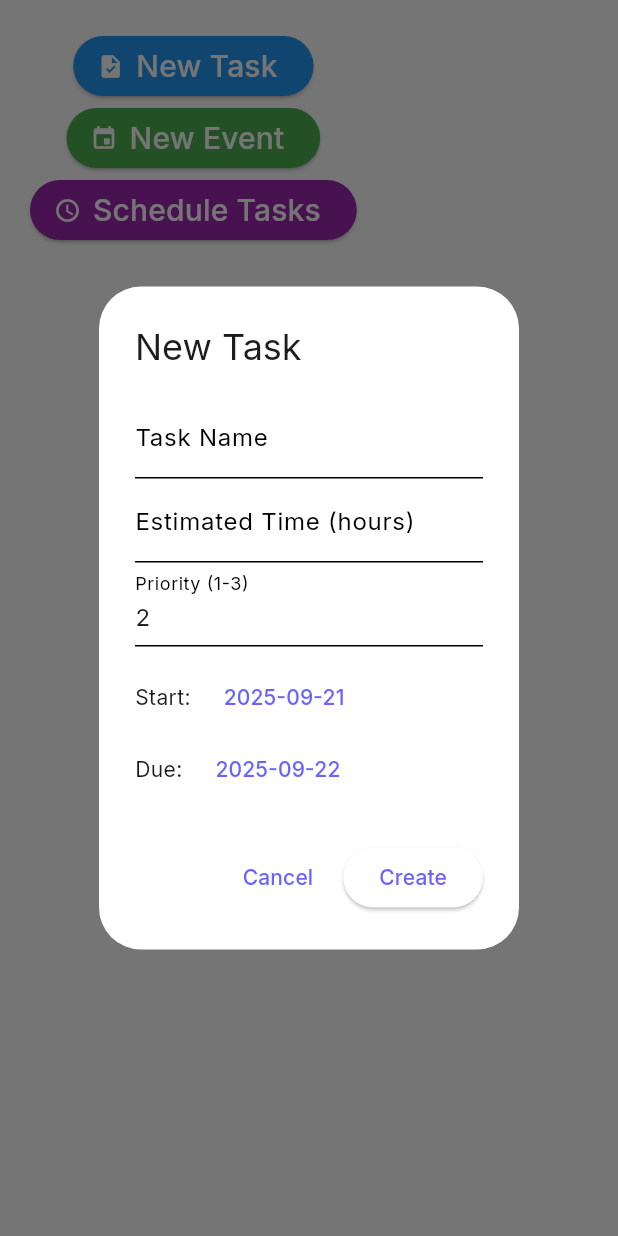
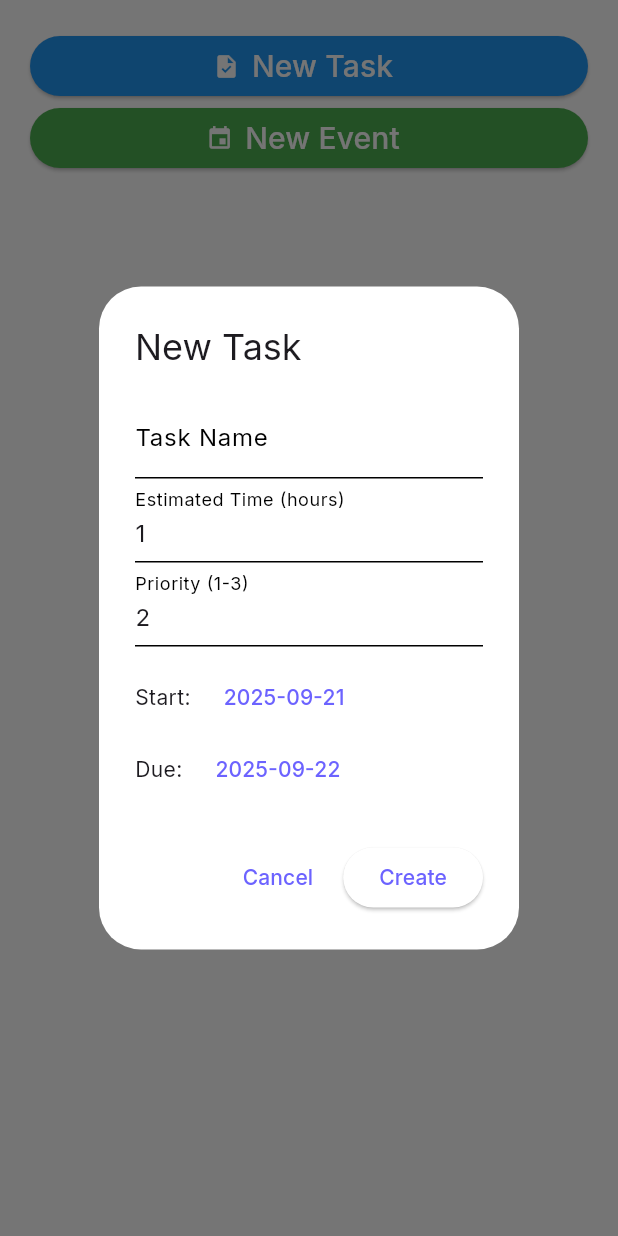
Before and after one commit to ashtonvaleroso/helloworld_2025, a Flutter app: the NewItemModalsheet widget shown alone on an empty page, opened directly, after a tap on "New Task", on a phone screen of 412 x 824 dp. Run offline on Flutter 3.47's test engine with Material 3 defaults, Android fonts, the phone set to English and light mode, and no system bars; our stand-ins replace google_fonts, objectbox, syncfusion_flutter_calendar; missing offline and left inert: multi_split_view; generated files the repository leaves out were written again.

Commit message:
bug fixes

```diff
--- a/lib/backend/event_data_source.dart
+++ b/lib/backend/event_data_source.dart
@@ -32,6 +32,11 @@ class EventDataSource extends CalendarDataSource {
     return appointments![index].isAllDay;
   }
 
+  void updateEvents(List<Event> newEvents) {
+    appointments = newEvents;
+    notifyListeners(CalendarDataSourceAction.reset, newEvents);
+  }
+
   /// 👇 Needed for drag-and-drop & editing
   @override
   Object? convertAppointmentToObject(
--- a/lib/frontend/components/new_item_modalsheet.dart
+++ b/lib/frontend/components/new_item_modalsheet.dart
@@ -9,11 +9,14 @@ class NewItemModalsheet extends StatelessWidget {
   @override
   Widget build(BuildContext context) {
     return Container(
+      width: double.maxFinite,
       margin: EdgeInsets.all(20),
       child: Column(
         mainAxisSize: MainAxisSize.min,
         children: [
-          ElevatedButton.icon(
+          SizedBox(
+            width: double.maxFinite,
+            child: ElevatedButton.icon(
               style: ElevatedButton.styleFrom(
                 backgroundColor: Colors.blue,
                 foregroundColor: Colors.white,
@@ -34,7 +37,10 @@ class NewItemModalsheet extends StatelessWidget {
               ),
               icon: Icon(Icons.task),
             ),
-          ElevatedButton.icon(
+          ),
+          SizedBox(
+            width: double.maxFinite,
+            child: ElevatedButton.icon(
               style: ElevatedButton.styleFrom(
                 backgroundColor: Colors.green,
                 foregroundColor: Colors.white,
@@ -57,27 +63,6 @@ class NewItemModalsheet extends StatelessWidget {
                 color: Colors.white,
               ),
             ),
-          ElevatedButton.icon(
-            style: ElevatedButton.styleFrom(
-              backgroundColor: Colors.purple,
-              foregroundColor: Colors.white,
-            ),
-            onPressed: () => Navigator.push(
-              context,
-              MaterialPageRoute(
-                builder: (context) => EventPage(),
-              ),
-            ),
-            label: Text(
-              'Schedule Tasks',
-              style: GoogleFonts.inter(
-                fontSize: 20,
-              ),
-            ),
-            icon: Icon(
-              Icons.schedule,
-              color: Colors.white,
-            ),
           ),
         ],
       ),
--- a/lib/frontend/dialogs/task_dialog.dart
+++ b/lib/frontend/dialogs/task_dialog.dart
@@ -17,7 +17,7 @@ class TaskDialogModel extends ChangeNotifier {
   TaskDialogModel({this.task})
       : nameController = TextEditingController(text: task?.name ?? ''),
         estimatedTimeController =
-            TextEditingController(text: task?.estimatedTime.toString() ?? ''),
+            TextEditingController(text: task?.estimatedTime.toString() ?? '1'),
         priorityController =
             TextEditingController(text: task?.priority.toString() ?? '2'),
         startDate = task?.startDate ?? DateTime.now(),
@@ -71,15 +71,18 @@ class TaskDialogModel extends ChangeNotifier {
 
 /// Stateless dialog purely for UI
 class TaskDialog extends StatelessWidget {
-  const TaskDialog({super.key});
+  final Task? task;
+  const TaskDialog({super.key, this.task});
 
   @override
   Widget build(BuildContext context) {
     return ChangeNotifierProvider(
-      create: (context) => TaskDialogModel(),
+      create: (context) => TaskDialogModel(
+        task: task,
+      ),
       builder: (context, child) {
         final model = Provider.of<TaskDialogModel>(context);
-        final isEditing = model.task != null;
+        final isEditing = task != null;
 
         Future<void> pickDate({required bool isStart}) async {
           final picked = await showDatePicker(
--- a/lib/main.dart
+++ b/lib/main.dart
@@ -5,7 +5,7 @@
 import 'package:helloworld_2025/global/main_initializations.dart';
 import 'package:multi_split_view/multi_split_view.dart';
 
-/// Brand Colors for Flexender
+/// Brand Colors for Flexendar
 class AppColors {
   static const primary = Color(0xFF6C63FF); // Indigo-Violet
   static const secondary = Color(0xFF00C896); // Mint Green
```
Also changed, not shown: lib/frontend/home_page/calendar_page.dart (+69 -55 lines), lib/task_list/task_list.dart (+115 -5 lines), 1 other file. Lines whose indentation alone changed are shown as unchanged.
